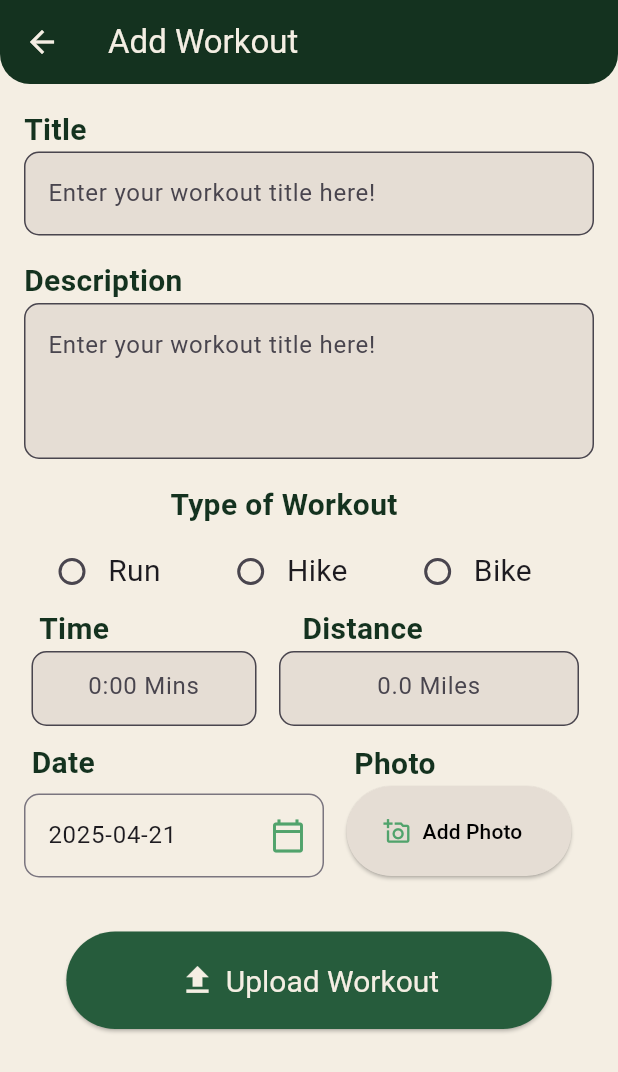
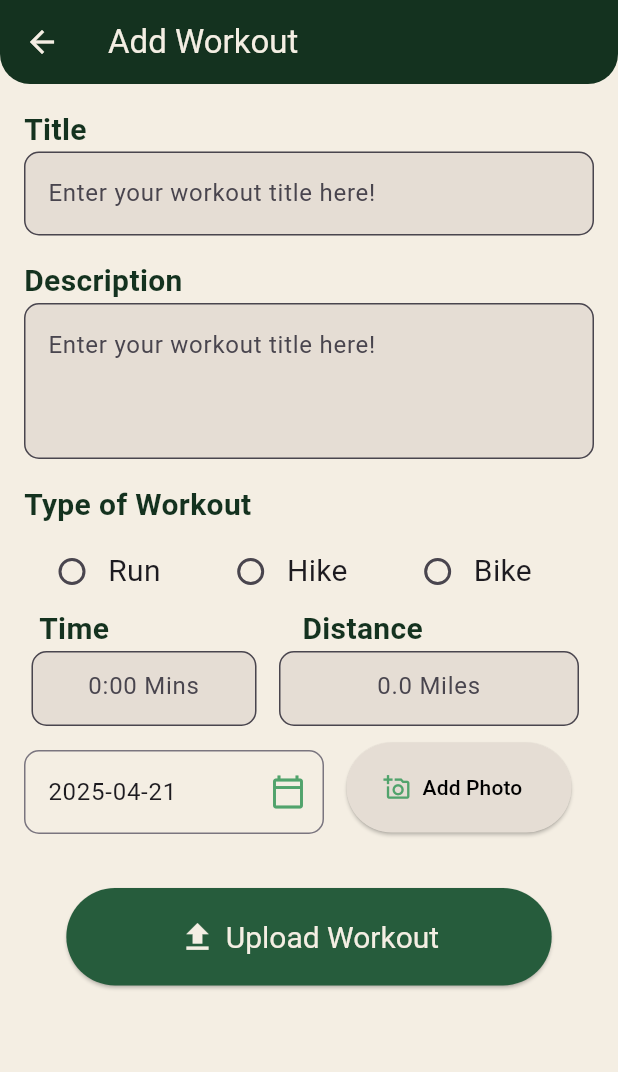
Before and after one commit to marcsaffold17/GetFitApp, a Flutter app: the WorkoutEntryScreen screen opened directly with empty values, after a tap on "Upload Workout", on a phone screen of 412 x 824 dp. Shown: the top 1072 px of the screen. Run offline on Flutter 3.47's test engine with Material 3 defaults, Android fonts, the phone set to English and light mode, and no system bars; our stand-ins replace cloud_firestore, firebase_core, firebase_storage, fl_chart, google_nav_bar, image_picker and 1 more; accounts and stored records are empty.

Commit message:
Updated more changes

```diff
--- a/get_fit_app/lib/view/insert_workout_view.dart
+++ b/get_fit_app/lib/view/insert_workout_view.dart
@@ -207,9 +207,7 @@ class _WorkoutEntryScreenState extends State<WorkoutEntryScreen>
                   children: [
                     Center(
                       child: Column(
-                        crossAxisAlignment:
-                            CrossAxisAlignment
-                                .center, // Center content horizontally
+                        crossAxisAlignment: CrossAxisAlignment.start,
                         children: [
                           Text(
                             'Type of Workout',
@@ -247,7 +245,6 @@ class _WorkoutEntryScreenState extends State<WorkoutEntryScreen>
                       Column(
                         crossAxisAlignment: CrossAxisAlignment.start,
                         children: [
-                          // SizedBox(width: 10),
                           Padding(
                             padding: EdgeInsets.only(left: 5),
                             child: Text(
@@ -270,13 +267,6 @@ class _WorkoutEntryScreenState extends State<WorkoutEntryScreen>
                                 ),
                               ),
                               SizedBox(width: 5),
-                              // Text(
-                              //   'mins',
-                              //   style: TextStyle(
-                              //     fontSize: 16.0,
-                              //     color: Colors.black,
-                              //   ),
-                              // ),
                             ],
                           ),
                         ],
@@ -307,13 +297,6 @@ class _WorkoutEntryScreenState extends State<WorkoutEntryScreen>
                                 ),
                               ),
                               SizedBox(width: 5),
-                              // Text(
-                              //   'miles',
-                              //   style: TextStyle(
-                              //     fontSize: 16.0,
-                              //     color: Colors.black,
-                              //   ),
-                              // ),
                             ],
                           ),
                         ],
@@ -322,23 +305,6 @@ class _WorkoutEntryScreenState extends State<WorkoutEntryScreen>
                   ),
                 ),
                 SizedBox(height: 10),
-                if (_image != null)
-                  Padding(
-                    padding: const EdgeInsets.only(top: 8.0),
-                    child: SizedBox(
-                      width: 175.0,
-                      height: 175.0,
-                      child: Image.file(_image!),
-                    ),
-                  ),
-                if (_dateError != null)
-                  Padding(
-                    padding: const EdgeInsets.only(bottom: 8.0),
-                    child: Text(
-                      _dateError!,
-                      style: TextStyle(color: Colors.red, fontSize: 14),
-                    ),
-                  ),
                 Center(
                   child: Column(
                     crossAxisAlignment: CrossAxisAlignment.center,
@@ -348,17 +314,6 @@ class _WorkoutEntryScreenState extends State<WorkoutEntryScreen>
                           Column(
                             crossAxisAlignment: CrossAxisAlignment.start,
                             children: [
-                              Padding(
-                                padding: EdgeInsets.only(left: 5),
-                                child: Text(
-                                  'Date',
-                                  style: TextStyle(
-                                    fontSize: 20,
-                                    fontWeight: FontWeight.bold,
-                                    color: Color.fromARGB(255, 20, 50, 31),
-                                  ),
-                                ),
-                              ),
                               SizedBox(height: 6),
                               SizedBox(
                                 width: 200,
@@ -417,65 +372,12 @@ class _WorkoutEntryScreenState extends State<WorkoutEntryScreen>
                                   ),
                                 ),
                               ),
-                              // ElevatedButton.icon(
-                              // onPressed: () async {
-                              //   final DateTime? pickedDate = await showDatePicker(
-                              //     context: context,
-                              //     initialDate: DateTime.now(),
-                              //     firstDate: DateTime(2000),
-                              //     lastDate: DateTime(2100),
-                              //   );
-
-                              //   if (pickedDate != null) {
-                              //     setState(() {
-                              //       _dayController.text = DateFormat(
-                              //         'MM-dd-yyyy',
-                              //       ).format(pickedDate);
-                              //       FormattedDate = DateFormat(
-                              //         'MM-dd-yyyy',
-                              //       ).format(pickedDate);
-                              //       _dateError = _validateDate(
-                              //         _dayController.text,
-                              //       ); // Validate here
-                              //     });
-                              //   }
-                              // },
-                              //   style: ElevatedButton.styleFrom(
-                              //     backgroundColor: Color.fromARGB(255, 229, 221, 212),
-                              //     minimumSize: const Size(110, 50),
-                              //   ),
-                              //   icon: Icon(
-                              //     Icons.calendar_today_outlined,
-                              //     color: Color.fromARGB(255, 81, 163, 108),
-                              //     size: 18,
-                              //   ),
-                              //   label: Text(
-                              //     'Date',
-                              //     style: TextStyle(
-                              //       color: Color.fromARGB(255, 20, 50, 31),
-                              //       fontWeight: FontWeight.w600,
-                              //       fontFamily: 'Garet',
-                              //       fontSize: 15,
-                              //     ),
-                              //   ),
-                              // ),
                             ],
                           ),
                           SizedBox(width: 15),
                           Column(
                             crossAxisAlignment: CrossAxisAlignment.start,
                             children: [
-                              Padding(
-                                padding: EdgeInsets.only(left: 5),
-                                child: Text(
-                                  'Photo',
-                                  style: TextStyle(
-                                    fontSize: 20.0,
-                                    fontWeight: FontWeight.bold,
-                                    color: Color.fromARGB(255, 20, 50, 31),
-                                  ),
-                                ),
-                              ),
                               SizedBox(
                                 width: 150,
                                 height: 60,
@@ -510,33 +412,24 @@ class _WorkoutEntryScreenState extends State<WorkoutEntryScreen>
                     ],
                   ),
                 ),
+                if (_image != null)
+                  Padding(
+                    padding: const EdgeInsets.only(top: 8.0),
+                    child: SizedBox(
+                      width: 175.0,
+                      height: 175.0,
+                      child: Image.file(_image!),
+                    ),
+                  ),
+                if (_dateError != null)
+                  Padding(
+                    padding: const EdgeInsets.only(bottom: 8.0),
+                    child: Text(
+                      _dateError!,
+                      style: TextStyle(color: Colors.red, fontSize: 14),
+                    ),
+                  ),
                 SizedBox(height: 20),
-                // Row(
-                //   children: [
-                //     Column(
-                //       children: [
-                //         ElevatedButton.icon(
-                //           onPressed: _pickImage,
-                //           style: ElevatedButton.styleFrom(
-                //             backgroundColor: Color.fromARGB(255, 229, 221, 212),
-                //             minimumSize: const Size(110, 50),
-                //           ),
-                //           icon: Icon(
-                //             Icons.add_a_photo_outlined,
-                //             color: Color.fromARGB(255, 81, 163, 108),
-                //           ),
-                //           label: Text(
-                //             'Add Photo',
-                //             style: TextStyle(
-                //               color: Color.fromARGB(255, 0, 0, 0),
-                //             ),
-                //             textAlign: TextAlign.center,
-                //           ),
-                //         ),
-                //       ],
-                //     ),
-                //   ],
-                // ),
                 SizedBox(height: 16.0),
                 ElevatedButton.icon(
                   onPressed: () async {
@@ -547,9 +440,7 @@ class _WorkoutEntryScreenState extends State<WorkoutEntryScreen>
                           _workoutType == null
                               ? 'Please select a workout type'
                               : null;
-                      _dateError = _validateDate(
-                        _dayController.text,
-                      ); // Validate date
+                      _dateError = _validateDate(_dayController.text);
                     });
 
                     // Only proceed if all validations pass
```
